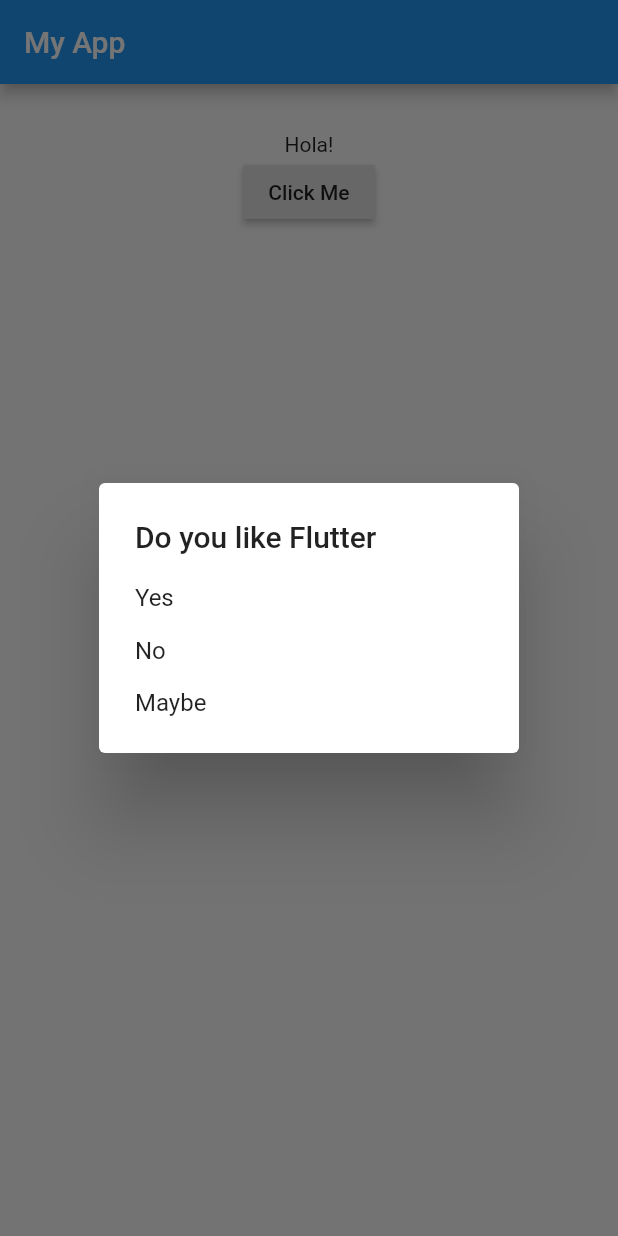
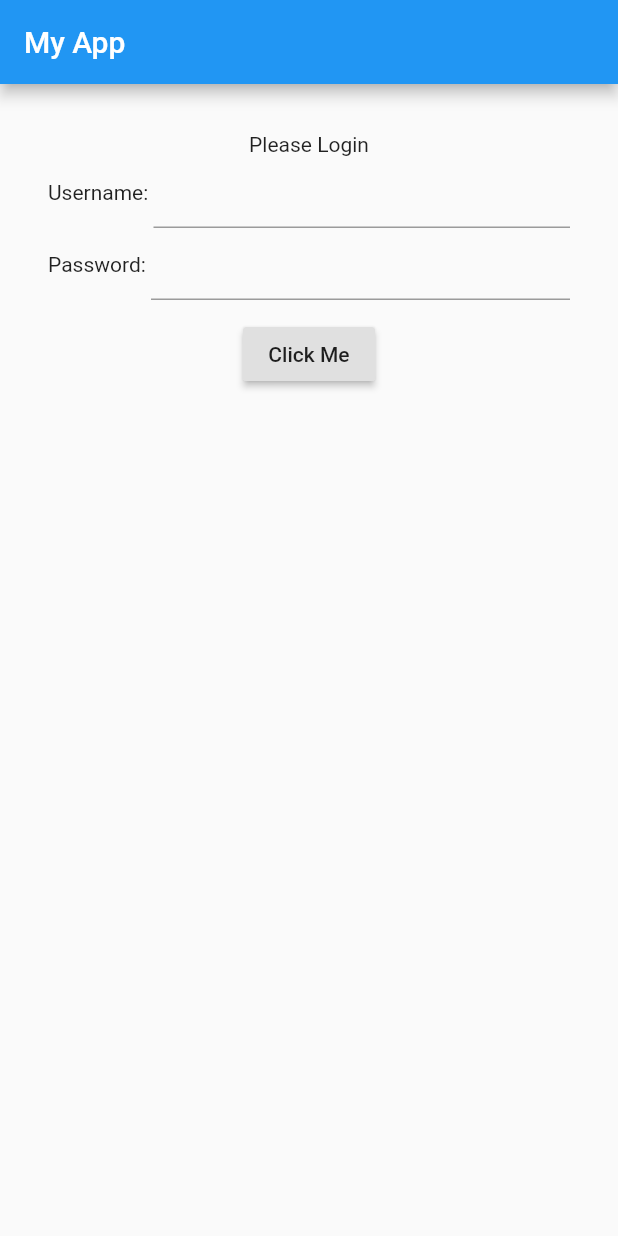
Before and after one commit to geordanex/Flutter-showcase, a Flutter app: the screen it shows after launch, after a tap on "Click Me", on a phone screen of 412 x 824 dp. Run offline on Flutter 3.47's test engine with Material 2 defaults, Android fonts, the phone set to English and light mode, and no system bars.

Commit message:
Implementacion Rows-Columns wt Login Sample

```diff
--- a/lib/main.dart
+++ b/lib/main.dart
@@ -1,5 +1,4 @@
 import 'package:flutter/material.dart';
-import 'dart:async';
 
 void main() => runApp(MaterialApp(home: MyApp()));
 
@@ -8,50 +7,11 @@ class MyApp extends StatefulWidget {
   _State createState() => new _State();
 }
 
-enum Answers { YES, NO, MAYBE }
-
 class _State extends State<MyApp> {
   String _value = 'Hola!';
 
-  void _setValue(String value) => setState(() => _value = value);
-
-  Future _askUser() async {
-    switch (await showDialog(
-        context: context,
-        child: new SimpleDialog(
-          title: new Text('Do you like Flutter'),
-          children: <Widget>[
-            new SimpleDialogOption(
-              child: new Text('Yes'),
-              onPressed: () {
-                Navigator.pop(context, Answers.YES);
-              },
-            ),
-            new SimpleDialogOption(
-              child: new Text('No'),
-              onPressed: () {
-                Navigator.pop(context, Answers.NO);
-              },
-            ),
-            new SimpleDialogOption(
-              child: new Text('Maybe'),
-              onPressed: () {
-                Navigator.pop(context, Answers.MAYBE);
-              },
-            ),
-          ],
-        ))) {
-      case Answers.YES:
-        _setValue('Yes');
-        break;
-      case Answers.NO:
-        _setValue('No');
-        break;
-      case Answers.MAYBE:
-        _setValue('Maybe');
-        break;
-    }
-  }
+  TextEditingController _user = new TextEditingController();
+  TextEditingController _pass = new TextEditingController();
 
   @override
   Widget build(BuildContext context) {
@@ -64,10 +24,34 @@ class _State extends State<MyApp> {
         child: new Center(
           child: new Column(
             children: <Widget>[
-              new Text(_value),
-              new RaisedButton(
-                onPressed: _askUser,
-                child: new Text('Click Me'),
+              new Text('Please Login'),
+              new Row(
+                children: <Widget>[
+                  new Text('Username: '),
+                  new Expanded(
+                    child: new TextField(
+                      controller: _user,
+                    ),
+                  )
+                ],
+              ),
+              new Row(
+                children: <Widget>[
+                  new Text('Password: '),
+                  new Expanded(
+                    child: new TextField(
+                      controller: _pass,
+                      obscureText: true,
+                    ),
+                  )
+                ],
+              ),
+              new Padding(
+                padding: new EdgeInsets.all(12.0),
+                child: new RaisedButton(
+                  onPressed: () => print("Login ${_user.text}"),
+                  child: new Text('Click Me'),
+                ),
               )
             ],
           ),
```
